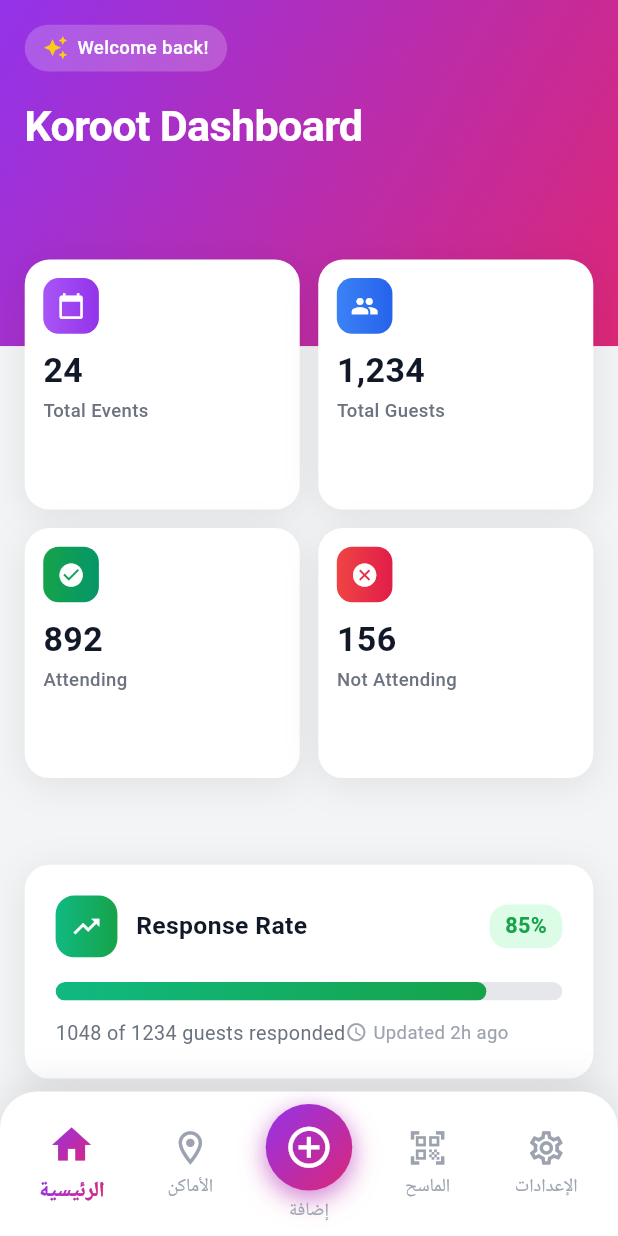
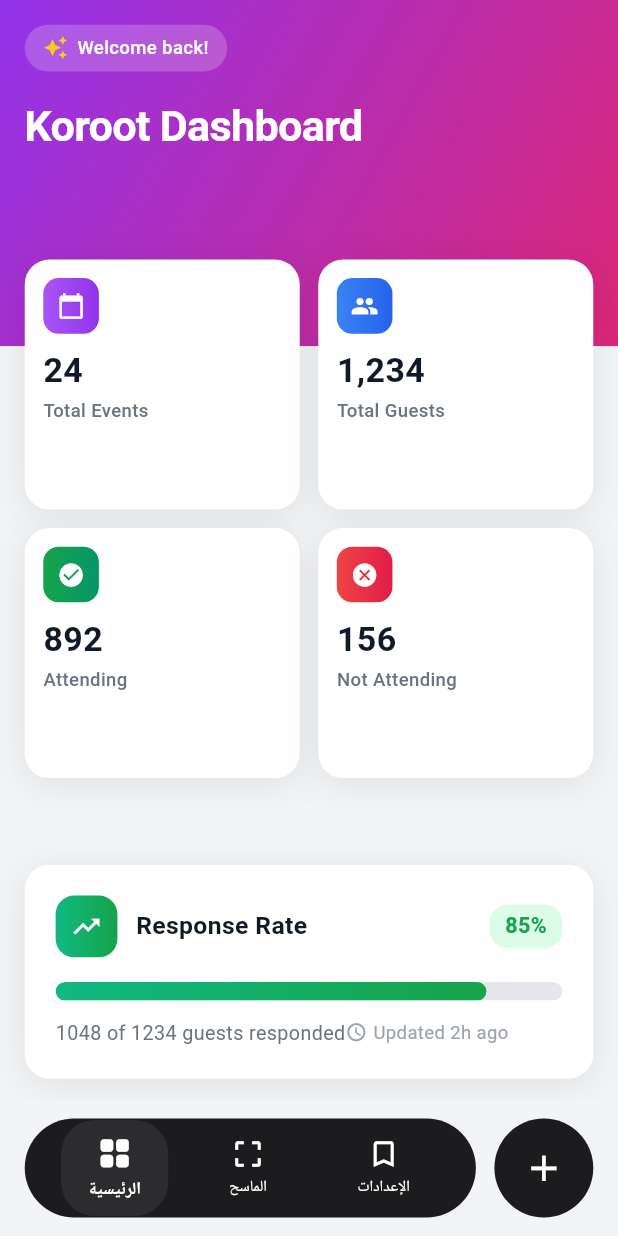
Before and after one commit to AbdullahALQadri/maktoob, a Flutter app: the MainShell screen opened directly, on a phone screen of 412 x 824 dp. Run offline on Flutter 3.47's test engine with Material 3 defaults, Android fonts, the phone set to English and light mode, and no system bars; our stand-ins replace dartz, device_preview, dio, equatable, file_picker, flutter_bloc and 3 more; accounts and stored records are empty.

Commit message:
feat: redesign bottom navigation bar with floating pill style
- Changed to dark pill-shaped container with Home, Scanner, Settings
- Added separate circular + button on the right for adding events
- Removed Venue from main navigation
- Updated navigation indices (0: Home, 1: Scanner, 2: Settings, 3: Add)

Co-Authored-By: Claude Opus 4.5 <noreply@anthropic.com>

```diff
--- a/lib/config/screens/main_shell.dart
+++ b/lib/config/screens/main_shell.dart
@@ -5,14 +5,13 @@ import '../../core/widgets/bottom_navigation.dart';
 import '../../features/home/presentation/screens/home_screen.dart';
 import '../../features/events/presentation/screens/create_event_screen.dart';
 import '../../features/events/presentation/screens/event_details_screen.dart';
-import '../../features/venues/presentation/screens/venue_screen.dart';
 import '../../features/scanner/presentation/screens/qr_scanner_screen.dart';
 import '../../features/payment/presentation/screens/payment_upload_screen.dart';
 import '../../features/settings/presentation/screens/settings_screen.dart';
 
 /// Main shell widget that contains all screens with bottom navigation.
 /// This acts as the root container for the app's main content.
-/// Navigation: Home (0) -> Venue (1) -> Add Event (2) -> Scanner (3) -> Settings (4)
+/// Navigation: Home (0) -> Scanner (1) -> Settings (2) -> Add Event (3)
 class MainShell extends StatefulWidget {
   const MainShell({super.key});
 
@@ -80,20 +79,18 @@ class _MainShellState extends State<MainShell> {
     }
 
     // Main navigation screens
-    // 0: Home, 1: Venue, 2: Create Event, 3: Scanner, 4: Settings
+    // 0: Home, 1: Scanner, 2: Settings, 3: Create Event
     switch (_currentIndex) {
       case 0:
         return HomeScreen(onViewEvent: _onViewEvent);
       case 1:
-        return const VenueScreen();
+        return const QRScannerScreen();
       case 2:
+        return const SettingsScreen();
+      case 3:
         return CreateEventScreen(
           onComplete: _onEventCreated,
         );
-      case 3:
-        return const QRScannerScreen();
-      case 4:
-        return const SettingsScreen();
       default:
         return HomeScreen(onViewEvent: _onViewEvent);
     }
--- a/lib/core/widgets/bottom_navigation.dart
+++ b/lib/core/widgets/bottom_navigation.dart
@@ -6,13 +6,11 @@ import '../utils/media_query_values.dart';
 /// A custom bottom navigation bar widget for the Maktoob app.
 ///
 /// Features:
-/// - 5 navigation tabs: Home, Venue, Create (FAB style), Scanner, Settings
-/// - Gradient purple-pink color for selected items
-/// - Floating center button with gradient background
+/// - Floating pill-shaped dark container with 3 tabs: Home, Scanner, Settings
+/// - Separate circular "+" button on the right for adding events
 /// - Smooth animations for selection changes
-/// - White background with rounded top corners and top shadow
 class BottomNavigation extends StatefulWidget {
-  /// The index of the currently selected tab (0-4)
+  /// The index of the currently selected tab (0-2 for main tabs, 3 for add event)
   final int currentIndex;
 
   /// Callback function when a tab is tapped
@@ -41,7 +39,7 @@ class _BottomNavigationState extends State<BottomNavigation>
 
   void _initializeAnimations() {
     _controllers = List.generate(
-      5,
+      4, // 3 main tabs + 1 add button
       (index) => AnimationController(
         duration: const Duration(milliseconds: 200),
         vsync: this,
@@ -49,13 +47,13 @@ class _BottomNavigationState extends State<BottomNavigation>
     );
 
     _scaleAnimations = _controllers.map((controller) {
-      return Tween<double>(begin: 1.0, end: 1.15).animate(
+      return Tween<double>(begin: 1.0, end: 1.1).animate(
         CurvedAnimation(parent: controller, curve: Curves.easeOutBack),
       );
     }).toList();
 
     // Start animation for initially selected tab
-    if (widget.currentIndex >= 0 && widget.currentIndex < 5) {
+    if (widget.currentIndex >= 0 && widget.currentIndex < 4) {
       _controllers[widget.currentIndex].forward();
     }
   }
@@ -65,11 +63,11 @@ class _BottomNavigationState extends State<BottomNavigation>
     super.didUpdateWidget(oldWidget);
     if (oldWidget.currentIndex != widget.currentIndex) {
       // Reverse animation for previously selected tab
-      if (oldWidget.currentIndex >= 0 && oldWidget.currentIndex < 5) {
+      if (oldWidget.currentIndex >= 0 && oldWidget.currentIndex < 4) {
         _controllers[oldWidget.currentIndex].reverse();
       }
       // Forward animation for newly selected tab
-      if (widget.currentIndex >= 0 && widget.currentIndex < 5) {
+      if (widget.currentIndex >= 0 && widget.currentIndex < 4) {
         _controllers[widget.currentIndex].forward();
       }
     }
@@ -83,66 +81,55 @@ class _BottomNavigationState extends State<BottomNavigation>
     super.dispose();
   }
 
-  /// Creates the gradient used for selected items and the Create button
-  LinearGradient get _gradient => LinearGradient(
-        colors: [AppColors.purple600, AppColors.pink600],
-        begin: Alignment.topLeft,
-        end: Alignment.bottomRight,
-      );
-
   @override
   Widget build(BuildContext context) {
     return Container(
-      decoration: BoxDecoration(
-        color: AppColors.white,
-        borderRadius: BorderRadius.only(
-          topLeft: Radius.circular(context.dynamicWidth(0.06)),
-          topRight: Radius.circular(context.dynamicWidth(0.06)),
-        ),
-        boxShadow: [
-          BoxShadow(
-            color: AppColors.black.withValues(alpha: 0.1),
-            blurRadius: 20,
-            offset: const Offset(0, -5),
-            spreadRadius: 0,
-          ),
-        ],
-      ),
+      color: Colors.transparent,
       child: SafeArea(
         top: false,
         child: Padding(
           padding: EdgeInsets.symmetric(
-            horizontal: context.dynamicWidth(0.02),
-            vertical: context.dynamicHeight(0.01),
+            horizontal: context.dynamicWidth(0.04),
+            vertical: context.dynamicHeight(0.015),
           ),
           child: Row(
-            mainAxisAlignment: MainAxisAlignment.spaceAround,
+            children: [
+              // Main pill-shaped navigation container
+              Expanded(
+                child: Container(
+                  height: context.dynamicHeight(0.08),
+                  decoration: BoxDecoration(
+                    color: const Color(0xFF1C1C1E),
+                    borderRadius: BorderRadius.circular(context.dynamicWidth(0.08)),
+                  ),
+                  child: Row(
+                    mainAxisAlignment: MainAxisAlignment.spaceEvenly,
                     children: [
                       _buildNavItem(
                         index: 0,
                         label: 'الرئيسية',
-                outlinedIcon: Icons.home_outlined,
-                filledIcon: Icons.home,
+                        outlinedIcon: Icons.grid_view_outlined,
+                        filledIcon: Icons.grid_view_rounded,
                       ),
                       _buildNavItem(
                         index: 1,
-                label: 'الأماكن',
-                outlinedIcon: Icons.location_on_outlined,
-                filledIcon: Icons.location_on,
-              ),
-              _buildCreateButton(),
-              _buildNavItem(
-                index: 3,
                         label: 'الماسح',
-                outlinedIcon: Icons.qr_code_scanner_outlined,
-                filledIcon: Icons.qr_code_scanner,
+                        outlinedIcon: Icons.crop_free_outlined,
+                        filledIcon: Icons.crop_free_rounded,
                       ),
                       _buildNavItem(
-                index: 4,
+                        index: 2,
                         label: 'الإعدادات',
-                outlinedIcon: Icons.settings_outlined,
-                filledIcon: Icons.settings,
+                        outlinedIcon: Icons.bookmark_border_outlined,
+                        filledIcon: Icons.bookmark,
                       ),
+                    ],
+                  ),
+                ),
+              ),
+              SizedBox(width: context.dynamicWidth(0.03)),
+              // Separate circular add button
+              _buildAddButton(),
             ],
           ),
         ),
@@ -159,30 +146,42 @@ class _BottomNavigationState extends State<BottomNavigation>
   }) {
     final isSelected = widget.currentIndex == index;
 
-    return Expanded(
-      child: InkWell(
+    return GestureDetector(
       onTap: () => widget.onTap(index),
-        borderRadius: BorderRadius.circular(context.dynamicWidth(0.03)),
-        splashColor: AppColors.purple600.withValues(alpha: 0.1),
-        highlightColor: AppColors.purple600.withValues(alpha: 0.05),
+      behavior: HitTestBehavior.opaque,
       child: AnimatedBuilder(
         animation: _scaleAnimations[index],
         builder: (context, child) {
           return Transform.scale(
             scale: _scaleAnimations[index].value,
-              child: Padding(
-                padding: EdgeInsets.symmetric(vertical: context.dynamicHeight(0.01)),
+            child: Container(
+              padding: EdgeInsets.symmetric(
+                horizontal: context.dynamicWidth(0.04),
+                vertical: context.dynamicHeight(0.01),
+              ),
+              decoration: BoxDecoration(
+                color: isSelected
+                    ? const Color(0xFF2C2C2E)
+                    : Colors.transparent,
+                borderRadius: BorderRadius.circular(context.dynamicWidth(0.05)),
+              ),
               child: Column(
                 mainAxisSize: MainAxisSize.min,
+                mainAxisAlignment: MainAxisAlignment.center,
                 children: [
-                    _buildGradientIcon(
-                      icon: isSelected ? filledIcon : outlinedIcon,
-                      isSelected: isSelected,
+                  Icon(
+                    isSelected ? filledIcon : outlinedIcon,
+                    size: context.dynamicWidth(0.055),
+                    color: AppColors.white,
                   ),
                   SizedBox(height: context.dynamicHeight(0.005)),
-                    _buildGradientText(
-                      text: label,
-                      isSelected: isSelected,
+                  Text(
+                    label,
+                    style: TextStyle(
+                      fontSize: context.dynamicWidth(0.025),
+                      fontWeight: isSelected ? FontWeight.w600 : FontWeight.w400,
+                      color: AppColors.white,
+                    ),
                   ),
                 ],
               ),
@@ -190,129 +189,38 @@ class _BottomNavigationState extends State<BottomNavigation>
           );
         },
       ),
-      ),
     );
   }
 
-  /// Builds an icon with gradient color when selected
-  Widget _buildGradientIcon({
-    required IconData icon,
-    required bool isSelected,
-  }) {
-    if (isSelected) {
-      return ShaderMask(
-        shaderCallback: (bounds) => _gradient.createShader(bounds),
-        child: Icon(
-          icon,
-          size: context.dynamicWidth(0.065),
-          color: AppColors.white,
-        ),
-      );
-    }
-    return Icon(
-      icon,
-      size: context.dynamicWidth(0.065),
-      color: AppColors.gray400,
-    );
-  }
+  /// Builds the separate circular add button
+  Widget _buildAddButton() {
+    final isSelected = widget.currentIndex == 3;
 
-  /// Builds text with gradient color when selected
-  Widget _buildGradientText({
-    required String text,
-    required bool isSelected,
-  }) {
-    if (isSelected) {
-      return ShaderMask(
-        shaderCallback: (bounds) => _gradient.createShader(bounds),
-        child: Text(
-          text,
-          style: TextStyle(
-            fontSize: context.dynamicWidth(0.03),
-            fontWeight: FontWeight.w600,
-            color: AppColors.white,
-          ),
-        ),
-      );
-    }
-    return Text(
-      text,
-      style: TextStyle(
-        fontSize: context.dynamicWidth(0.03),
-        fontWeight: FontWeight.w500,
-        color: AppColors.gray400,
-      ),
-    );
-  }
-
-  /// Builds the center Create button with floating FAB style
-  Widget _buildCreateButton() {
-    final isSelected = widget.currentIndex == 2;
-
-    return Expanded(
-      child: GestureDetector(
-        onTap: () => widget.onTap(2),
-        child: Column(
-          mainAxisSize: MainAxisSize.min,
-          children: [
-            AnimatedBuilder(
-              animation: _scaleAnimations[2],
+    return GestureDetector(
+      onTap: () => widget.onTap(3),
+      child: AnimatedBuilder(
+        animation: _scaleAnimations[3],
         builder: (context, child) {
           return Transform.scale(
-                  scale: _scaleAnimations[2].value,
+            scale: _scaleAnimations[3].value,
             child: Container(
-                    width: context.dynamicWidth(0.14),
-                    height: context.dynamicWidth(0.14),
+              width: context.dynamicHeight(0.08),
+              height: context.dynamicHeight(0.08),
               decoration: BoxDecoration(
-                      gradient: _gradient,
+                color: isSelected
+                    ? const Color(0xFF2C2C2E)
+                    : const Color(0xFF1C1C1E),
                 shape: BoxShape.circle,
-                      boxShadow: [
-                        BoxShadow(
-                          color: AppColors.purple600.withValues(alpha: 0.4),
-                          blurRadius: 12,
-                          offset: const Offset(0, 4),
-                          spreadRadius: 0,
               ),
-                        BoxShadow(
-                          color: AppColors.pink600.withValues(alpha: 0.3),
-                          blurRadius: 16,
-                          offset: const Offset(0, 6),
-                          spreadRadius: 0,
-                        ),
-                      ],
-                    ),
-                    child: AnimatedSwitcher(
-                      duration: const Duration(milliseconds: 200),
-                      transitionBuilder: (child, animation) {
-                        return RotationTransition(
-                          turns: Tween<double>(begin: 0.75, end: 1.0)
-                              .animate(animation),
-                          child: ScaleTransition(
-                            scale: animation,
-                            child: child,
-                          ),
-                        );
-                      },
               child: Icon(
-                        isSelected
-                            ? Icons.add_circle
-                            : Icons.add_circle_outline,
-                        key: ValueKey<bool>(isSelected),
-                        size: context.dynamicWidth(0.08),
+                Icons.add,
+                size: context.dynamicWidth(0.07),
                 color: AppColors.white,
-                      ),
               ),
             ),
           );
         },
       ),
-            SizedBox(height: context.dynamicHeight(0.005)),
-            _buildGradientText(
-              text: 'إضافة',
-              isSelected: isSelected,
-            ),
-          ],
-        ),
-      ),
     );
   }
 }
```
Also changed, not shown: 1 other file. Lines whose indentation alone changed are shown as unchanged.
